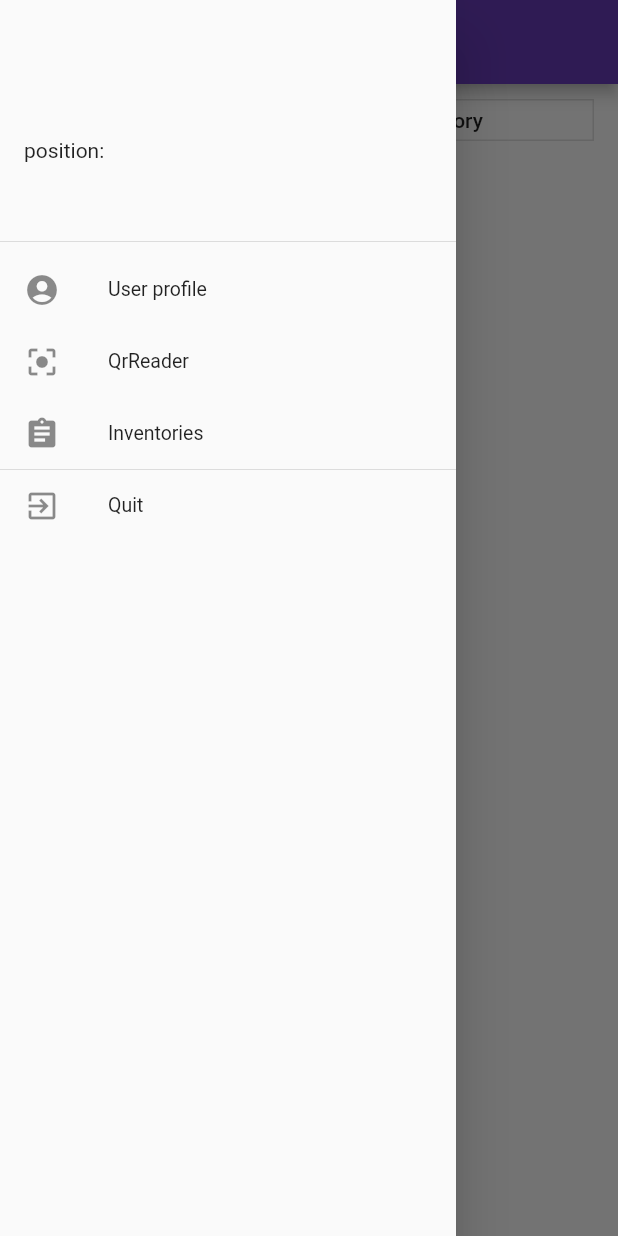
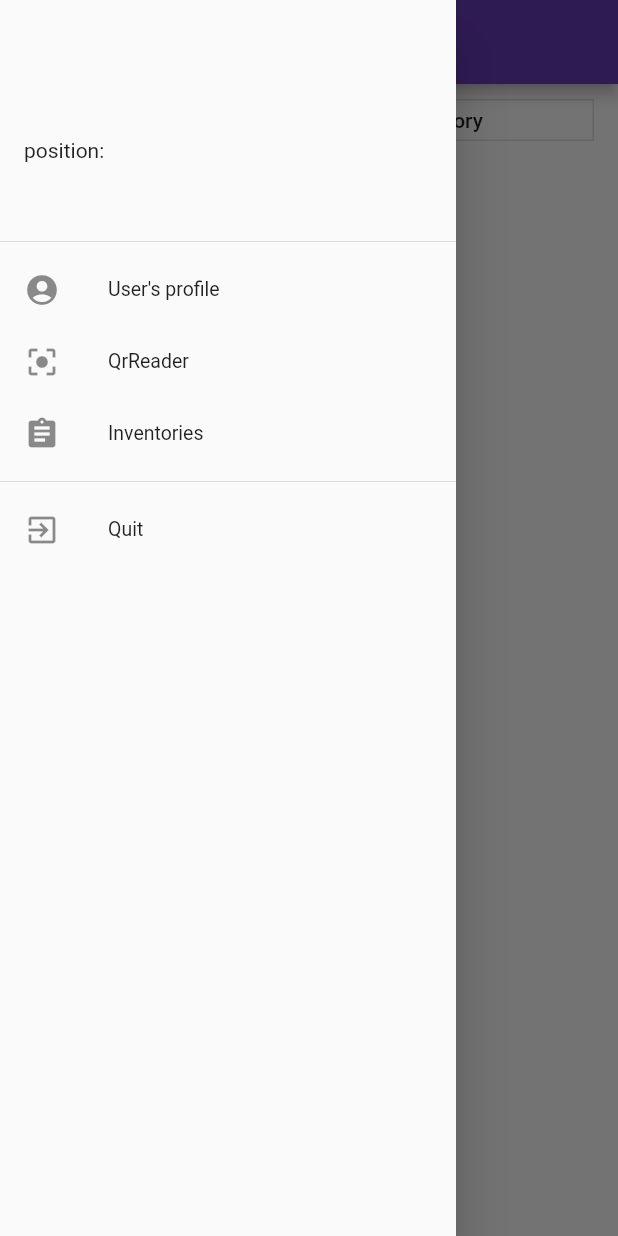
Before and after one commit to dina200/qr, a Flutter app: the screen it shows once a user with an empty profile is signed in, with the side drawer open, on a phone screen of 412 x 824 dp. Run offline on Flutter 3.47's test engine with Material 2 defaults, Android fonts, the phone set to English and light mode, and no system bars; our stand-ins replace cloud_firestore, firebase_auth, font_awesome_flutter, google_sign_in, shared_preferences; missing offline and left inert: barcode_scan; accounts and stored records are empty.

Commit message:
admin and user pages: init

```diff
--- a/lib/main.dart
+++ b/lib/main.dart
@@ -6,11 +6,13 @@ import 'package:qr/src/data/repositories_implemetations/auth_repository_impl.dar
 import 'package:qr/src/data/repositories_implemetations/user_repository_impl.dart';
 import 'package:qr/src/domain/repositories_contracts/auth_repository.dart';
 import 'package:qr/src/domain/repositories_contracts/user_repository.dart';
+import 'package:qr/src/presantation/pages/admin_page/admin_settings_page.dart';
 import 'package:qr/src/presantation/pages/auth_page/auth_page.dart';
 import 'package:qr/src/presantation/pages/auth_page/registration_page.dart';
 import 'package:qr/src/presantation/pages/empty_page/empty_page.dart';
 import 'package:qr/src/presantation/pages/inventories_page/inventories_page.dart';
 import 'package:qr/src/presantation/pages/qr_reader_page/qr_reader_page.dart';
+import 'package:qr/src/presantation/pages/user_profile_page/user_profile_page.dart';
 import 'package:qr/src/presantation/routes.dart' as Routes;
 import 'package:qr/src/utils/injector.dart';
 
@@ -50,8 +52,10 @@ class _MyAppState extends State<MyApp> {
       routes: <String, WidgetBuilder>{
         Routes.auth: (context) => AuthPage(),
         Routes.registration: (context) => RegistrationScreen(),
+        Routes.userProfile: (context) => UserProfilePage(),
         Routes.inventories: (context) => InventoriesPage(),
         Routes.qrReader: (context) => QrReaderPage(),
+        Routes.adminSettings: (context) => AdminSettingsPage(),
       },
     );
   }
--- a/lib/src/presantation/locale/strings.dart
+++ b/lib/src/presantation/locale/strings.dart
@@ -10,10 +10,10 @@ const position = 'Position';
 const phone = 'Phone';
 const phoneExample = '+380661234567';
 const createAccount = 'Create account';
-const userProfile = 'User profile';
+const userProfile = 'User\'s profile';
 const inventories = 'Inventories';
 const qrReader = 'QrReader';
-const settings = 'Settings';
+const adminSettings = 'Admin\'s settings';
 const quit = 'Quit';
 const platformException = 'Platform Exception';
 const stateException = 'State Exception';
@@ -39,3 +39,4 @@ const areYouSureWantToLogout = 'Are you sure want to logout?';
 const userAlreadyRegistered = 'The user is already registered';
 const wrongCredits = 'The user is not registered';
 const checkConnection = 'Please, check connection';
+const superAdminSettings = 'Super admin\'s settings';
--- a/lib/src/presantation/routes.dart
+++ b/lib/src/presantation/routes.dart
@@ -2,7 +2,5 @@ const auth = '/auth';
 const registration = '/registration';
 const qrReader = '/qrReader';
 const inventories = '/inventories';
-const user = '/user';
-const admin = '/admin';
-const superAdmin = '/superAdmin';
-const inventory = '/inventory';
+const userProfile = '/userProfile';
+const adminSettings = '/adminSettings';
--- a/lib/src/presantation/widgets/drawer/qr_drawer.dart
+++ b/lib/src/presantation/widgets/drawer/qr_drawer.dart
@@ -33,9 +33,7 @@ class QrDrawer extends StatelessWidget {
               ListTile(
                 leading: Icon(Icons.account_circle),
                 title: Text(qrLocale.userProfile),
-                onTap: () {
-                  //todo: navigate to user profile
-                },
+                onTap: () => _navigateTo(context, routes.userProfile),
               ),
               ListTile(
                 leading: Icon(Icons.center_focus_strong),
@@ -47,7 +45,14 @@ class QrDrawer extends StatelessWidget {
                 title: Text(qrLocale.inventories),
                 onTap: () => _navigateTo(context, routes.inventories),
               ),
-              Divider(height: 0.0),
+              if (user.status != UserStatus.user) Divider(),
+              if (user.status != UserStatus.user)
+                ListTile(
+                  leading: Icon(Icons.supervisor_account),
+                  title: Text(qrLocale.adminSettings),
+                  onTap: () => _navigateTo(context, routes.adminSettings),
+                ),
+              Divider(),
               ListTile(
                 leading: Icon(Icons.exit_to_app),
                 title: Text(qrLocale.quit),
@@ -68,9 +73,11 @@ class QrDrawer extends StatelessWidget {
           text: TextSpan(
             style: DefaultTextStyle.of(context).style,
             children: [
-              TextSpan(text: user.name, style: Theme.of(context).textTheme.subtitle),
+              TextSpan(
+                  text: user.name, style: Theme.of(context).textTheme.subtitle),
               TextSpan(text: '\n\n'),
-              TextSpan(text: '${qrLocale.position.toLowerCase()}: ${user.position}'),
+              TextSpan(
+                  text: '${qrLocale.position.toLowerCase()}: ${user.position}'),
             ],
           ),
         ),
@@ -89,8 +96,10 @@ class QrDrawer extends StatelessWidget {
     }
   }
 
-
-  Future<void> _logOut(BuildContext context, QrDrawerPresenter presenter) async {
+  Future<void> _logOut(
+    BuildContext context,
+    QrDrawerPresenter presenter,
+  ) async {
     final isLogout = await showChoiceDialog(
       context: context,
       message: qrLocale.areYouSureWantToLogout,
```
Also changed, not shown: lib/src/presantation/pages/admin_page/admin_settings_page.dart (added, +22 -0 lines), lib/src/presantation/pages/user_profile_page/user_profile_page.dart (renamed from lib/src/presantation/pages/users_pages/user_profile_page/user_profile_page.dart, +5 -4 lines), lib/src/presantation/pages/users_pages/admin_page/admin_page.dart (deleted, +0 -21 lines), lib/src/presantation/pages/super_admin_page/super_admin_page.dart (renamed from lib/src/presantation/pages/users_pages/super_admin_page/super_admin_page.dart).
